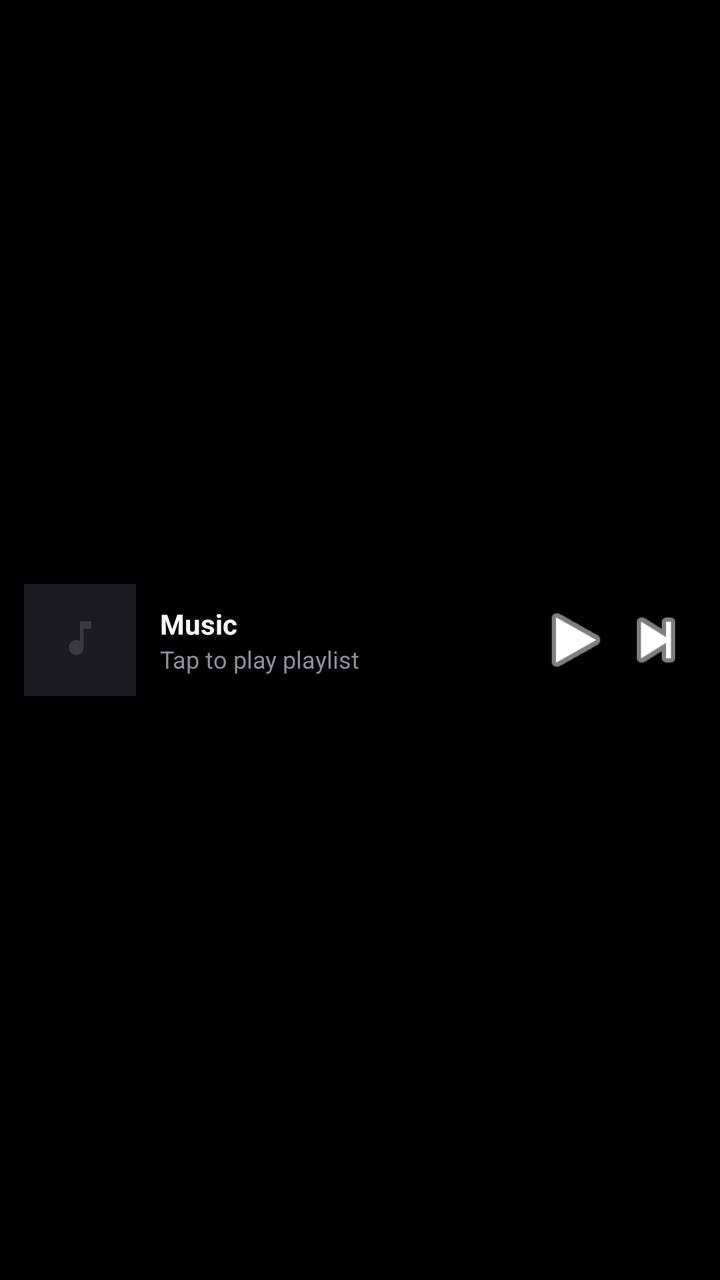
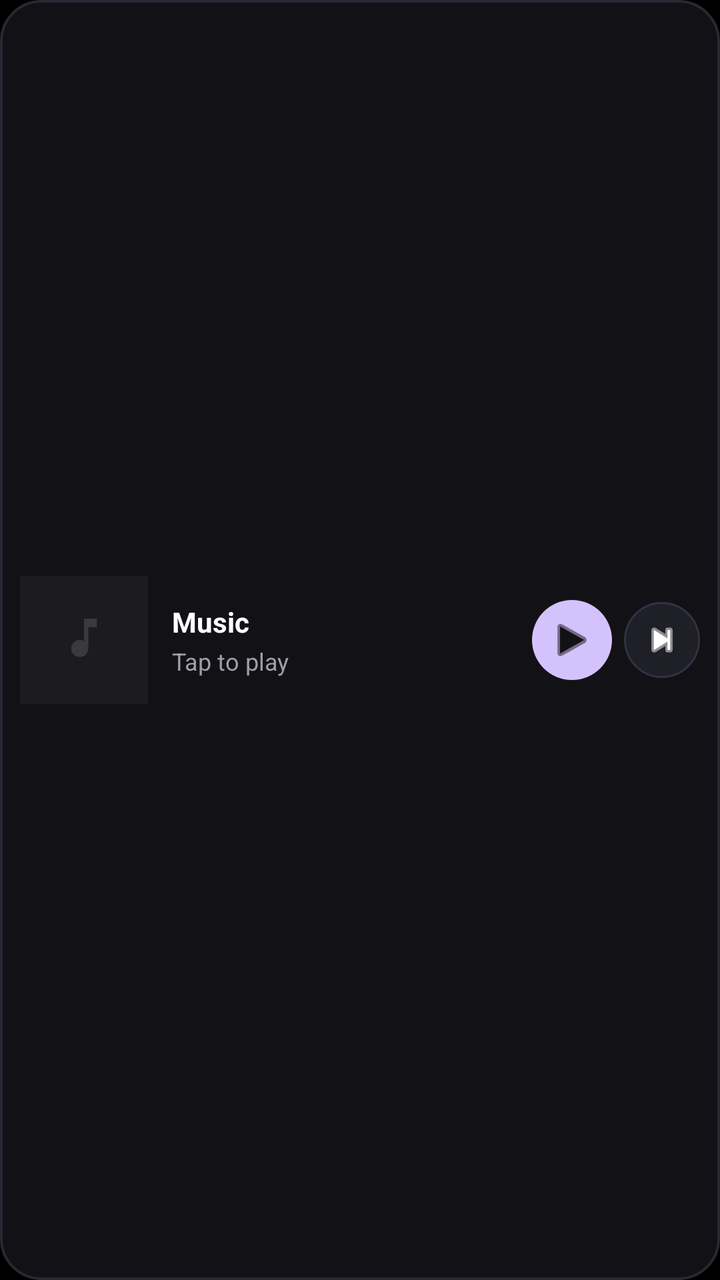

Two renders of the same Android screen: before a commit and after it. Below are the layout's source before the change and the commit's diff.
<!-- AndroidManifest.xml: application theme Theme.AmoledMusic -->
<!-- res/layout/widget_playlist_layout.xml -->
<?xml version="1.0" encoding="utf-8"?>
<LinearLayout xmlns:android="http://schemas.android.com/apk/res/android"
    android:id="@+id/widget_root"
    android:layout_width="match_parent"
    android:layout_height="match_parent"
    android:background="#000000"
    android:orientation="horizontal"
    android:padding="12dp"
    android:gravity="center_vertical">

    <ImageView
        android:id="@+id/widget_banner"
        android:layout_width="56dp"
        android:layout_height="56dp"
        android:scaleType="centerCrop"
        android:src="@drawable/ic_banner_placeholder"
        android:background="#1C1C1E" />

    <LinearLayout
        android:layout_width="0dp"
        android:layout_height="wrap_content"
        android:layout_weight="1"
        android:orientation="vertical"
        android:paddingStart="12dp"
        android:paddingEnd="8dp">

        <TextView
            android:id="@+id/widget_title"
            android:layout_width="wrap_content"
            android:layout_height="wrap_content"
            android:text="Music"
            android:textColor="#FFFFFF"
            android:textSize="14sp"
            android:textStyle="bold"
            android:maxLines="1"
            android:ellipsize="end" />

        <TextView
            android:id="@+id/widget_subtitle"
            android:layout_width="wrap_content"
            android:layout_height="wrap_content"
            android:text="Tap to play playlist"
            android:textColor="#8E8E93"
            android:textSize="12sp"
            android:maxLines="1"
            android:ellipsize="end" />
    </LinearLayout>

    <ImageButton
        android:id="@+id/widget_btn_play"
        android:layout_width="40dp"
        android:layout_height="40dp"
        android:background="?android:attr/selectableItemBackgroundBorderless"
        android:src="@android:drawable/ic_media_play"
        android:tint="#FFFFFF"
        android:contentDescription="Play" />

    <ImageButton
        android:id="@+id/widget_btn_next"
        android:layout_width="40dp"
        android:layout_height="40dp"
        android:background="?android:attr/selectableItemBackgroundBorderless"
        android:src="@android:drawable/ic_media_next"
        android:tint="#FFFFFF"
        android:contentDescription="Next" />
</LinearLayout>
<!-- resources referenced by this layout -->
<resources>
  <!-- drawable ic_banner_placeholder (drawable) -->
  <vector xmlns:android="http://schemas.android.com/apk/res/android"
      android:width="120dp"
      android:height="120dp"
      android:viewportWidth="120"
      android:viewportHeight="120">
      <path
          android:fillColor="#1C1C1E"
          android:pathData="M0,0h120v120h-120z"/>
      <path
          android:fillColor="#3A3A3C"
          android:pathData="M60,40v21.1c-1.18,-0.68 -2.54,-1.1 -4,-1.1 -4.42,0 -8,3.58 -8,8s3.58,8 8,8 8,-3.58 8,-8V48h8V40H60z"/>
  </vector>
  <style name="Theme.AmoledMusic" parent="android:Theme.Material.NoActionBar">
          <item name="android:windowBackground">@color/black_amoled</item>
          <item name="android:statusBarColor">@color/black_amoled</item>
          <item name="android:navigationBarColor">@color/black_amoled</item>
          <item name="android:windowLightStatusBar">false</item>
          <item name="android:windowLightNavigationBar">false</item>
          <item name="android:windowDisablePreview">true</item>
      </style>
  <color name="black_amoled">#000000</color>
</resources>

<!-- the commit's change to res/layout/widget_playlist_layout.xml (unified diff, before → after) -->
@@ -3,18 +3,17 @@
     android:id="@+id/widget_root"
     android:layout_width="match_parent"
     android:layout_height="match_parent"
-    android:background="#000000"
+    android:background="@drawable/bg_widget_card"
     android:orientation="horizontal"
-    android:padding="12dp"
+    android:padding="10dp"
     android:gravity="center_vertical">
 
     <ImageView
         android:id="@+id/widget_banner"
-        android:layout_width="56dp"
-        android:layout_height="56dp"
+        android:layout_width="64dp"
+        android:layout_height="64dp"
         android:scaleType="centerCrop"
-        android:src="@drawable/ic_banner_placeholder"
-        android:background="#1C1C1E" />
+        android:src="@drawable/ic_banner_placeholder" />
 
     <LinearLayout
         android:layout_width="0dp"
@@ -39,8 +38,9 @@
             android:id="@+id/widget_subtitle"
             android:layout_width="wrap_content"
             android:layout_height="wrap_content"
-            android:text="Tap to play playlist"
-            android:textColor="#8E8E93"
+            android:layout_marginTop="2dp"
+            android:text="Tap to play"
+            android:textColor="#9E9EA8"
             android:textSize="12sp"
             android:maxLines="1"
             android:ellipsize="end" />
@@ -50,17 +50,20 @@
         android:id="@+id/widget_btn_play"
         android:layout_width="40dp"
         android:layout_height="40dp"
-        android:background="?android:attr/selectableItemBackgroundBorderless"
+        android:layout_marginEnd="6dp"
+        android:background="@drawable/bg_widget_play_btn"
         android:src="@android:drawable/ic_media_play"
-        android:tint="#FFFFFF"
+        android:tint="#121216"
+        android:padding="8dp"
         android:contentDescription="Play" />
 
     <ImageButton
         android:id="@+id/widget_btn_next"
-        android:layout_width="40dp"
-        android:layout_height="40dp"
-        android:background="?android:attr/selectableItemBackgroundBorderless"
+        android:layout_width="38dp"
+        android:layout_height="38dp"
+        android:background="@drawable/bg_widget_icon_btn"
         android:src="@android:drawable/ic_media_next"
         android:tint="#FFFFFF"
+        android:padding="8dp"
         android:contentDescription="Next" />
 </LinearLayout>
<!-- resource entries referenced after the edit -->
@@ -1,5 +1,30 @@
 <!-- resources referenced by this layout -->
 <resources>
+  <!-- drawable bg_widget_card (drawable) -->
+  <?xml version="1.0" encoding="utf-8"?>
+  <shape xmlns:android="http://schemas.android.com/apk/res/android"
+      android:shape="rectangle">
+      <solid android:color="#121216" />
+      <corners android:radius="20dp" />
+      <stroke
+          android:width="1.2dp"
+          android:color="#282834" />
+  </shape>
+  <!-- drawable bg_widget_icon_btn (drawable) -->
+  <?xml version="1.0" encoding="utf-8"?>
+  <shape xmlns:android="http://schemas.android.com/apk/res/android"
+      android:shape="oval">
+      <solid android:color="#1F1F28" />
+      <stroke
+          android:width="1dp"
+          android:color="#323242" />
+  </shape>
+  <!-- drawable bg_widget_play_btn (drawable) -->
+  <?xml version="1.0" encoding="utf-8"?>
+  <shape xmlns:android="http://schemas.android.com/apk/res/android"
+      android:shape="oval">
+      <solid android:color="#D4C2FC" />
+  </shape>
   <!-- drawable ic_banner_placeholder (drawable) -->
   <vector xmlns:android="http://schemas.android.com/apk/res/android"
       android:width="120dp"
